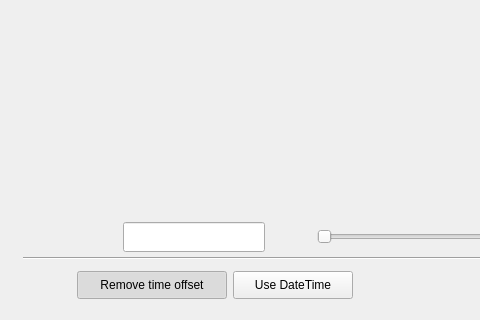
First picture: the form in plotter_gui/mainwindow.ui, repository ziparker/PlotJuggler, before the edit; both pictures show x 0 to 480 and y 480 to 800 of the 1000 by 800 pixel window.
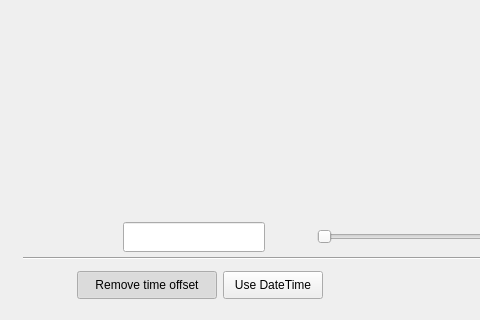
Second picture: the form after the edit. Icons and pictures are not drawn. Custom widgets are drawn as their Qt base class.

Patch:
```diff
--- a/plotter_gui/mainwindow.ui
+++ b/plotter_gui/mainwindow.ui
@@ -510,7 +510,7 @@
                </property>
                <property name="minimumSize">
                 <size>
-                 <width>150</width>
+                 <width>140</width>
                  <height>28</height>
                 </size>
                </property>
@@ -553,7 +553,7 @@
                </property>
                <property name="minimumSize">
                 <size>
-                 <width>120</width>
+                 <width>100</width>
                  <height>28</height>
                 </size>
                </property>
```
